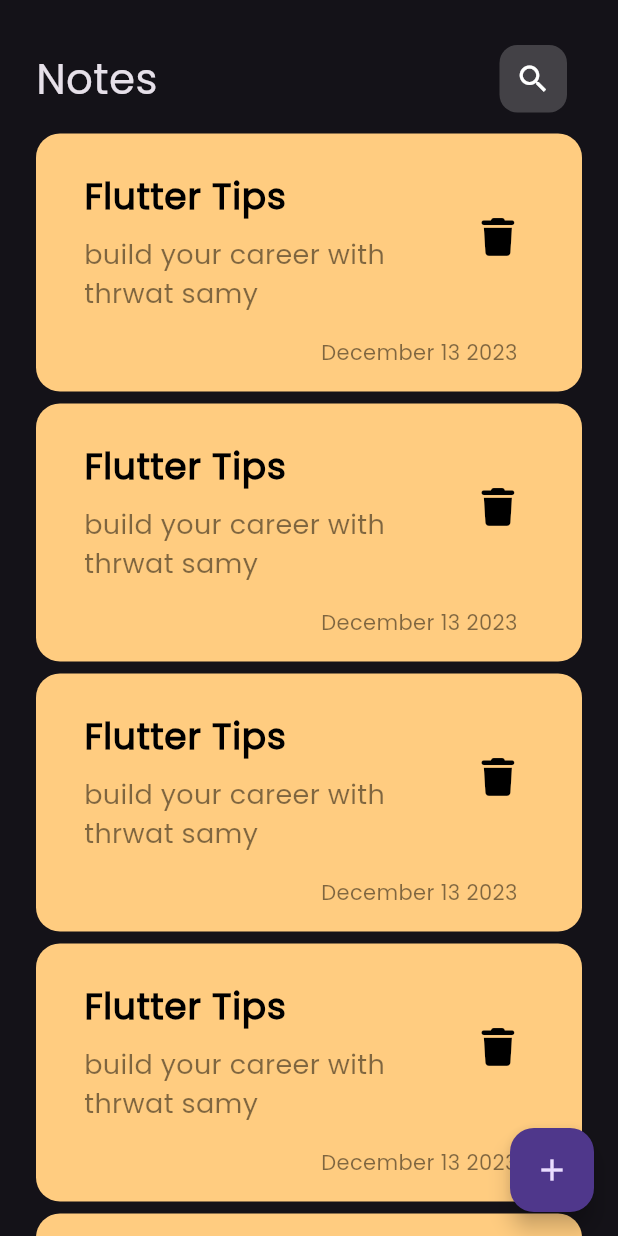
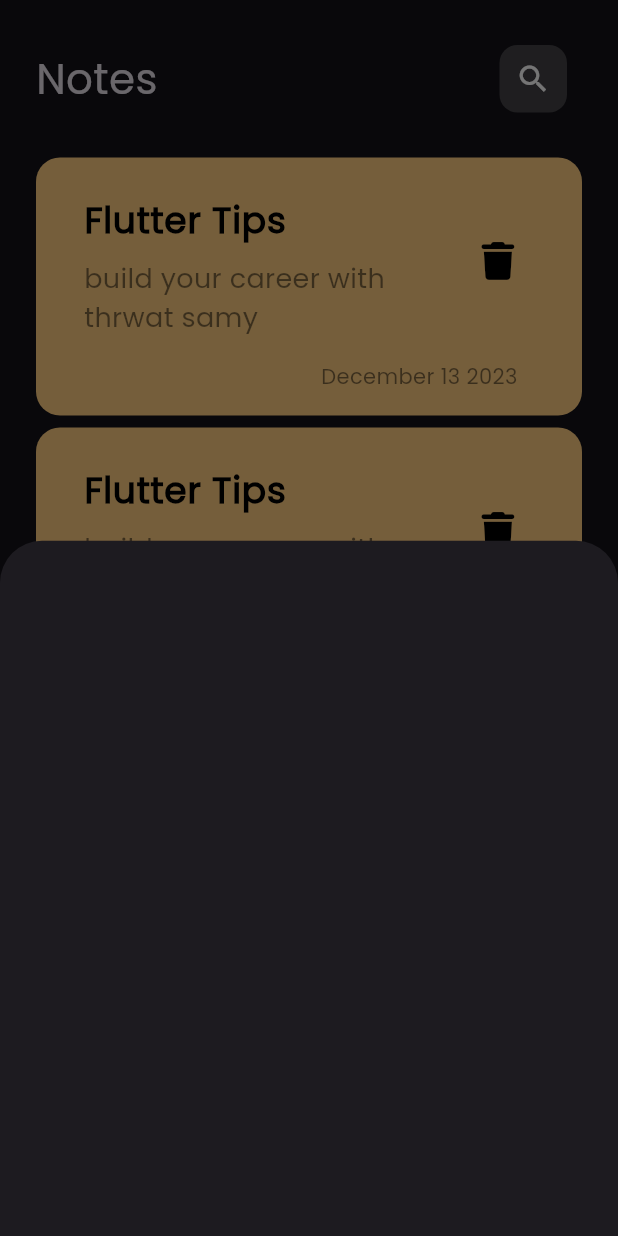
Before and after one commit to dyedhdexvdebcshgddjfsuhfdjgdhdsh/notes_app, a Flutter app: the screen it shows after launch, after a tap on the "add" icon, on a phone screen of 412 x 824 dp. Run offline on Flutter 3.47's test engine with Material 3 defaults, Android fonts, the phone set to English and light mode, and no system bars; our stand-ins replace font_awesome_flutter.

Commit message:
Custom ShowModelBottomSheet

```diff
--- a/lib/views/view_notes.dart
+++ b/lib/views/view_notes.dart
@@ -1,4 +1,5 @@
 import 'package:flutter/material.dart';
+import 'package:notes_app/views/widgets/addnote_bottomsheet.dart';
 import 'package:notes_app/views/widgets/notes_view_body.dart';
 
 class NotesView extends StatelessWidget {
@@ -7,9 +8,19 @@ class NotesView extends StatelessWidget {
   @override
   Widget build(BuildContext context) {
     return Scaffold(
-      floatingActionButton:
-          FloatingActionButton(onPressed: () {}, child: Icon(Icons.add)),
-      body: NotesViewBody(),
+      floatingActionButton: FloatingActionButton(
+        child: const Icon(
+          Icons.add,
+        ),
+        onPressed: () {
+          showModalBottomSheet(
+              context: context,
+              builder: (context) {
+                return const AddNotesBottomSheet();
+              });
+        },
+      ),
+      body: const NotesViewBody(),
     );
   }
 }
--- /dev/null
+++ b/lib/views/widgets/addnote_bottomsheet.dart
@@ -0,0 +1,10 @@
+import 'package:flutter/material.dart';
+
+class AddNotesBottomSheet extends StatelessWidget {
+  const AddNotesBottomSheet({Key? key}) : super(key: key);
+
+  @override
+  Widget build(BuildContext context) {
+    return Container();
+  }
+}
--- a/lib/views/widgets/custom_listviewi_tem.dart
+++ b/lib/views/widgets/custom_listviewi_tem.dart
@@ -6,11 +6,16 @@ class ListViewItem extends StatelessWidget {
 
   @override
   Widget build(BuildContext context) {
-    return ListView.builder(itemBuilder: (context, index) {
-      return Padding(
-        padding: const EdgeInsets.symmetric(vertical: 4.0),
-        child: NoteItem(),
-      );
-    });
+    return Padding(
+      padding: const EdgeInsets.symmetric(vertical: 16),
+      child: ListView.builder(
+          padding: EdgeInsets.zero,
+          itemBuilder: (context, index) {
+            return Padding(
+              padding: const EdgeInsets.symmetric(vertical: 4.0),
+              child: NoteItem(),
+            );
+          }),
+    );
   }
 }
--- a/lib/views/widgets/custom_note_ltem.dart
+++ b/lib/views/widgets/custom_note_ltem.dart
@@ -7,7 +7,7 @@ class NoteItem extends StatelessWidget {
   @override
   Widget build(BuildContext context) {
     return Container(
-      padding: EdgeInsets.only(bottom: 16, top: 16, left: 16, right: 8),
+      padding: const EdgeInsets.only(bottom: 16, top: 16, left: 16, right: 8),
       decoration: BoxDecoration(
           color: Color(0xffFFCC80), borderRadius: BorderRadius.circular(16)),
       child: Column(
--- a/lib/views/widgets/custom_search_icon.dart
+++ b/lib/views/widgets/custom_search_icon.dart
@@ -15,7 +15,7 @@ class CustomSearchIcon extends StatelessWidget {
             borderRadius: BorderRadius.circular(12)),
         child: Center(
           child: IconButton(
-              icon: Icon(
+              icon: const Icon(
                 Icons.search,
                 color: Colors.white,
               ),
```
